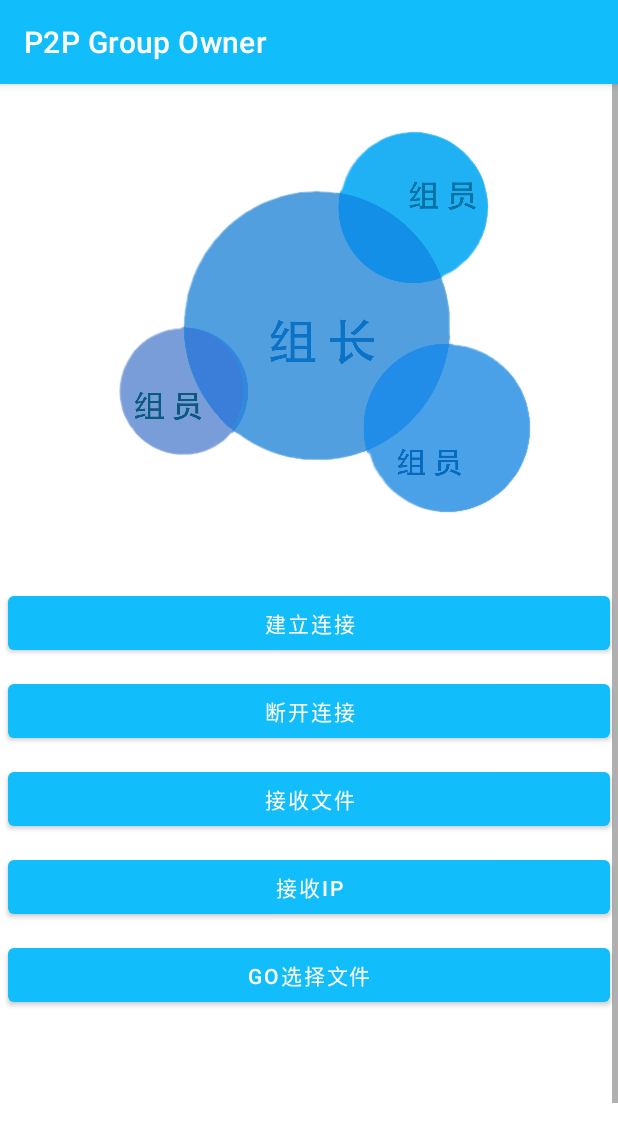
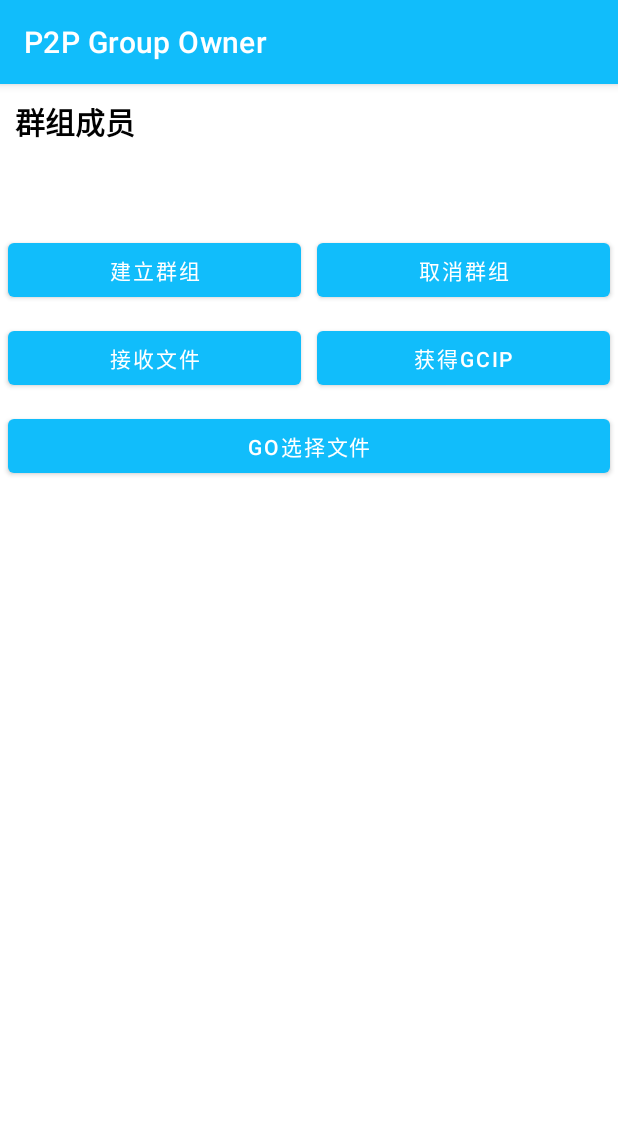
Before and after one commit to Nancywsn/TransbyWifi, an Android app: the FileReceiverActivity screen opened directly, with no data from a screen before it, on a phone screen of 412 x 824 dp. Shown: the top 1142 px of the screen. Run offline under Robolectric (Android 15) with nearby library versions, the phone set to English and light mode, and no system bars.

Commit message:
UI修改

```diff
--- a/app/src/main/java/com/example/transbywifi/DeviceAdapter.kt
+++ b/app/src/main/java/com/example/transbywifi/DeviceAdapter.kt
@@ -32,7 +32,6 @@ class DeviceAdapter(private val wifiP2pDeviceList: List<WifiP2pDevice>) :
     override fun onBindViewHolder(holder: ViewHolder, position: Int) {
         val device = wifiP2pDeviceList[position]
         holder.tvDeviceName.text = device.deviceName
-//        holder.tvDeviceAddress.text = device.deviceAddress
         holder.tvDeviceDetails.text = WifiP2pUtils.getDeviceStatus(deviceStatus = device.status)
         holder.itemView.setOnClickListener {
             onItemClickListener?.onItemClick(position = position)
@@ -45,11 +44,9 @@ class DeviceAdapter(private val wifiP2pDeviceList: List<WifiP2pDevice>) :
 
     class ViewHolder(itemView: View) : RecyclerView.ViewHolder(itemView) {
         val tvDeviceName: TextView
-//        val tvDeviceAddress: TextView
         val tvDeviceDetails: TextView
         init {
             tvDeviceName = itemView.tvDeviceName
-//            tvDeviceAddress = itemView.tvDeviceAddress
             tvDeviceDetails = itemView.tvDeviceDetails
         }
     }
--- a/app/src/main/java/com/example/transbywifi/MainActivity.kt
+++ b/app/src/main/java/com/example/transbywifi/MainActivity.kt
@@ -1,8 +1,4 @@
 package com.example.transbywifi
-
-//github使用测试
-//只提交修改了的文件
-//主分支收到修改
 
 import android.Manifest
 import android.content.Intent
--- a/app/src/main/java/com/example/transbywifi/client/GCActivity.kt
+++ b/app/src/main/java/com/example/transbywifi/client/GCActivity.kt
@@ -57,9 +57,9 @@ class FileSenderActivity : BaseActivity() {
 
         }
         btnDirectDiscover.setOnClickListener {
+            clearLog()
             val ipaddress=getIpAddress()
             log("本机ip地址：$ipaddress")
-
 
             if (!wifiP2pEnabled) {
                 showToast("需要先打开Wifi")
@@ -160,8 +160,6 @@ class FileSenderActivity : BaseActivity() {
     ) { imageUri ->
         if (imageUri != null) {
             val ipAddress = wifiP2pInfo?.groupOwnerAddress?.hostAddress     //群主的IP地址
-//            val ipAddress ="2001:250:4000:4199:f083:c6ff:fec9:2839"
-//            val ipAddress ="10.15.187.12"
 
             //getHostAddress方法返回字符串形式的IP地址
             log("getContentLaunch $imageUri $ipAddress")
@@ -308,10 +306,12 @@ class FileSenderActivity : BaseActivity() {
         wifiP2pManager.cancelConnect(wifiP2pChannel, object : WifiP2pManager.ActionListener {
             //断开一个connecting的连接，即断开当前状态是Invited的连接
             override fun onFailure(reasonCode: Int) {
+                clearLog()
                 log("cancelConnect onFailure:$reasonCode")
             }
 
             override fun onSuccess() {
+                clearLog()
                 log("断开连接（cancelConnect onSuccess）")
                 tvConnectionStatus.text = null  //显示连接状态为未连接
                 btnDisconnect.isEnabled = false //按钮不使能
--- a/app/src/main/java/com/example/transbywifi/client/GCViewModel.kt
+++ b/app/src/main/java/com/example/transbywifi/client/GCViewModel.kt
@@ -62,7 +62,7 @@ class FileSenderViewModel(context: Application) :
 
                 try {   //try catch 语句来捕获异常并处理
 
-                    _log.emit(value = "待发送的本机ip: $ipsent")
+                    _log.emit(value = "待发送的本机信息: $ipsent")
                     _log.emit(value = "开启 Socket")
 
                     socket = Socket()   //创建
--- a/app/src/main/java/com/example/transbywifi/groupowner/GOActivity.kt
+++ b/app/src/main/java/com/example/transbywifi/groupowner/GOActivity.kt
@@ -35,6 +35,7 @@ class FileReceiverActivity : BaseActivity() {
     @SuppressLint("SuspiciousIndentation")
     private fun initView() {
         supportActionBar?.title = "P2P Group Owner"
+
         btnCreatGroup.setOnClickListener {
             createGroup()
             val ipaddress=getIpAddress()
@@ -50,6 +51,7 @@ class FileReceiverActivity : BaseActivity() {
             fileReceiverViewModel.startListener()   //开启监听
         }
         btnReceiveip.setOnClickListener {
+            clearLog()
             fileReceiverViewModel.receiveip(devicenamelist,iplist)
         }
     }
@@ -104,6 +106,11 @@ class FileReceiverActivity : BaseActivity() {
         lifecycleScope.launch {
             fileReceiverViewModel.log.collect {
                 log(it)
+            }
+        }
+        lifecycleScope.launch {
+            fileReceiverViewModel.nametext.collect {
+                ClientName.text = it
             }
         }
     }
@@ -171,7 +178,6 @@ class FileReceiverActivity : BaseActivity() {
 
         //wifiP2pDevice的意思是【本机设备信息】
         override fun onSelfDeviceAvailable(wifiP2pDevice: WifiP2pDevice) {
-//            log("onSelfDeviceAvailable: \n$wifiP2pDevice")
             log("本设备信息")
             log("onSelfDeviceAvailable")
             log("DeviceName: " + wifiP2pDevice.deviceName)
@@ -182,7 +188,6 @@ class FileReceiverActivity : BaseActivity() {
         override fun onPeersAvailable(wifiP2pDeviceList: Collection<WifiP2pDevice>) {
             log("可用设备数量:" + wifiP2pDeviceList.size)
             for (wifiP2pDevice in wifiP2pDeviceList) {
-//                log("wifiP2pDevice: $wifiP2pDevice")
                 log("DeviceName: " + wifiP2pDevice.deviceName)
                 log("DeviceAddress: " + wifiP2pDevice.deviceAddress)
                 log("Status: " + wifiP2pDevice.status)
@@ -244,6 +249,7 @@ class FileReceiverActivity : BaseActivity() {
                         override fun onSuccess() {
                             val log = "removeGroup onSuccess"
                             log(log = log)
+                            ClientName.text="未建立群组"
                             showToast(message = log)
                             continuation.resume(value = Unit)
                         }
--- a/app/src/main/res/layout/activity_file_gowner.xml
+++ b/app/src/main/res/layout/activity_file_gowner.xml
@@ -2,28 +2,31 @@
 <ScrollView xmlns:android="http://schemas.android.com/apk/res/android"
     android:layout_width="match_parent"
     android:layout_height="match_parent"
-    xmlns:app="http://schemas.android.com/apk/res-auto">
+    xmlns:app="http://schemas.android.com/apk/res-auto"
+    xmlns:tools="http://schemas.android.com/tools">
 
     <LinearLayout
         android:layout_width="match_parent"
         android:layout_height="wrap_content"
         android:orientation="vertical">
 
-        <ImageView
-            android:id="@+id/imageView"
-            android:layout_width="match_parent"
-            android:layout_height="330dp"
-            app:srcCompat="@drawable/interact" />
-
-        <!--
         <TextView
             android:layout_width="match_parent"
             android:layout_height="wrap_content"
-            android:layout_margin="5dp"
-            android:text="@string/tips"
+            android:layout_margin="10dp"
+            android:text="群组成员"
             android:textColor="@color/black"
-            android:textSize="18sp" />
-        -->
+            android:textSize="20sp"
+            android:textStyle="bold" />
+
+        <TextView
+            android:id="@+id/ClientName"
+            android:layout_width="match_parent"
+            android:layout_height="wrap_content"
+            android:layout_margin="10dp"
+            android:textColor="@color/black"
+            android:textSize="18sp"
+            tools:text="小米5X" />
 
 
         <LinearLayout
@@ -31,13 +34,17 @@
             android:layout_height="wrap_content"
             android:orientation="vertical">
 
+            <LinearLayout
+                android:layout_width="match_parent"
+                android:layout_height="wrap_content"
+                android:orientation="horizontal">
                 <Button
                     android:id="@+id/btnCreatGroup"
                     android:layout_width="match_parent"
                     android:layout_height="wrap_content"
                     android:layout_margin="5dp"
                     android:layout_weight="1"
-                android:text="建立连接" />
+                    android:text="建立群组" />
 
                 <Button
                     android:id="@+id/btnRemoveGroup"
@@ -45,13 +52,19 @@
                     android:layout_height="wrap_content"
                     android:layout_margin="5dp"
                     android:layout_weight="1"
-                android:text="断开连接" />
+                    android:text="取消群组" />
+            </LinearLayout>
 
+            <LinearLayout
+                android:layout_width="match_parent"
+                android:layout_height="wrap_content"
+                android:orientation="horizontal">
                 <Button
                     android:id="@+id/btnStartReceive"
                     android:layout_width="match_parent"
                     android:layout_height="wrap_content"
                     android:layout_margin="5dp"
+                    android:layout_weight="1"
                     android:text="接收文件" />
 
                 <Button
@@ -59,7 +72,10 @@
                     android:layout_width="match_parent"
                     android:layout_height="wrap_content"
                     android:layout_margin="5dp"
-                android:text="接收ip" />
+                    android:layout_weight="1"
+                    android:text="获得GCip" />
+            </LinearLayout>
+
             <Button
                 android:id="@+id/btnGOchoose"
                 android:layout_width="match_parent"
```
Also changed, not shown: app/src/main/java/com/example/transbywifi/filesecurity.kt (+0 -19 lines), app/src/main/java/com/example/transbywifi/groupowner/GOViewModel.kt (+11 -6 lines), app/src/main/res/layout/activity_file_client.xml (+65 -68 lines), app/src/main/res/layout/activity_main.xml (+0 -12 lines), app/src/main/res/layout/item_device.xml (+0 -15 lines). Lines whose indentation alone changed are shown as unchanged.
